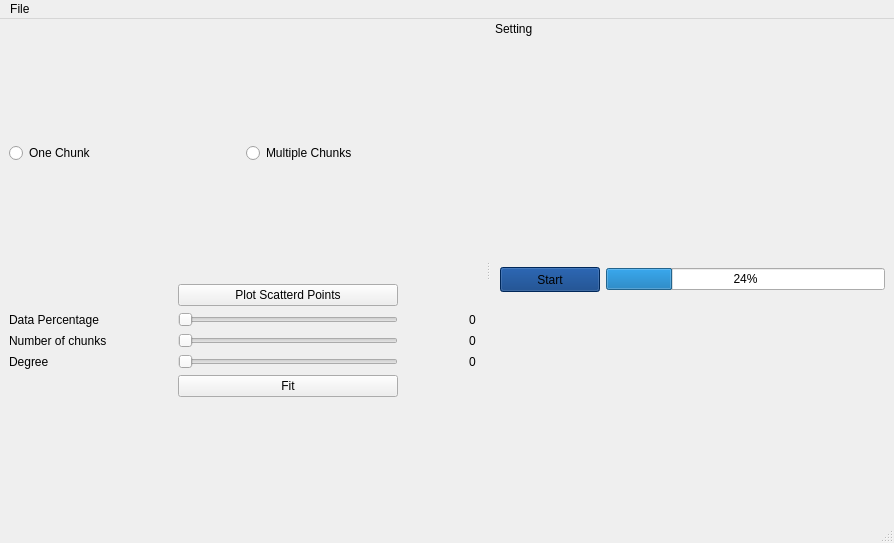
First picture: the form in gui_main.ui, repository Mohamed-Ibrahim-01/curve-fitting, before the edit.
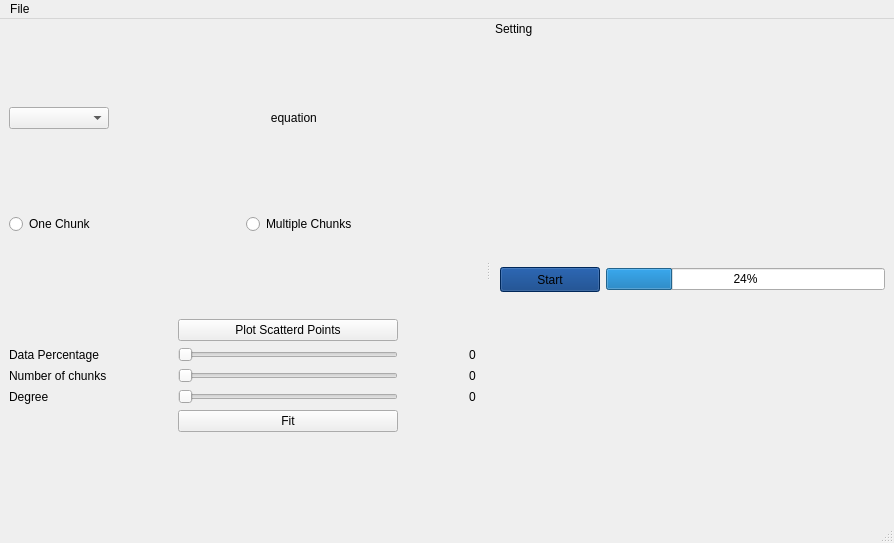
Second picture: the form after the edit.

Commit message: poly eq combobox with labels

What changed in the file:
```diff
--- a/gui_main.ui
+++ b/gui_main.ui
@@ -20,6 +20,42 @@
       <property name="bottomMargin">
        <number>0</number>
       </property>
+      <item>
+       <layout class="QHBoxLayout" name="horizontalLayout_2">
+        <item>
+         <widget class="QComboBox" name="poly_eq_box">
+          <property name="maximumSize">
+           <size>
+            <width>100</width>
+            <height>16777215</height>
+           </size>
+          </property>
+         </widget>
+        </item>
+        <item>
+         <widget class="QLabel" name="eq_label">
+          <property name="maximumSize">
+           <size>
+            <width>16777215</width>
+            <height>20</height>
+           </size>
+          </property>
+          <property name="text">
+           <string>equation </string>
+          </property>
+          <property name="scaledContents">
+           <bool>false</bool>
+          </property>
+          <property name="alignment">
+           <set>Qt::AlignCenter</set>
+          </property>
+         </widget>
+        </item>
+       </layout>
+      </item>
+      <item>
+       <layout class="QVBoxLayout" name="verticalLayout"/>
+      </item>
      </layout>
     </item>
     <item>
```
Left out of the diff: 2 changed lines with no effect on the pictures. The commit also changes 1 other file.
